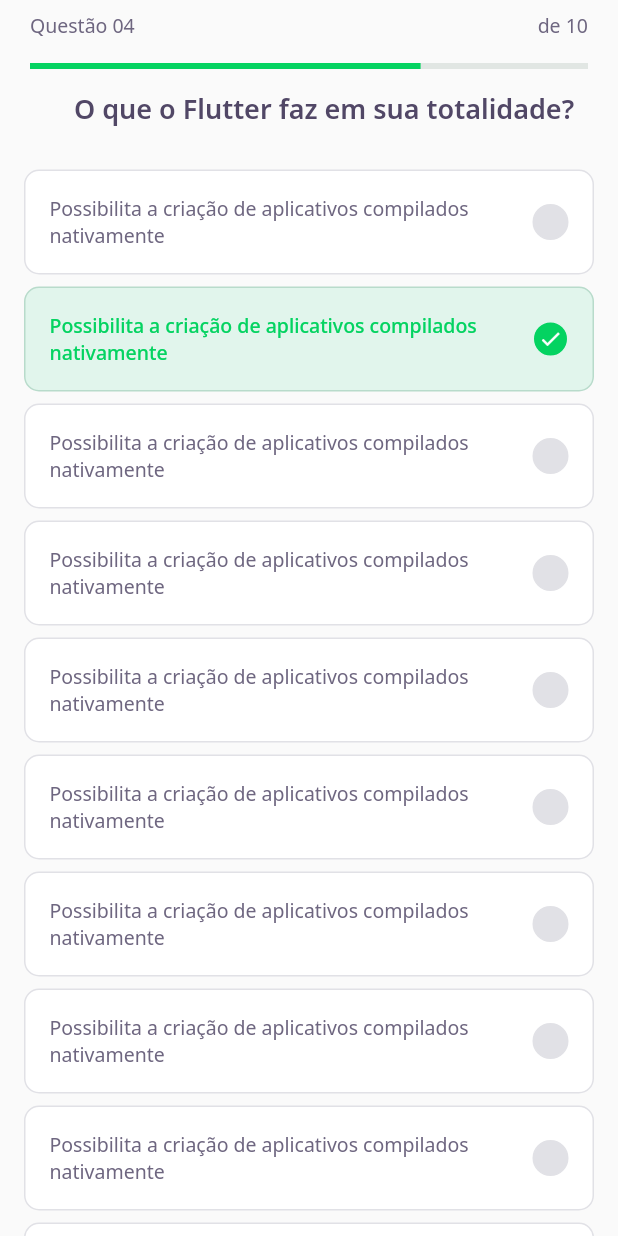
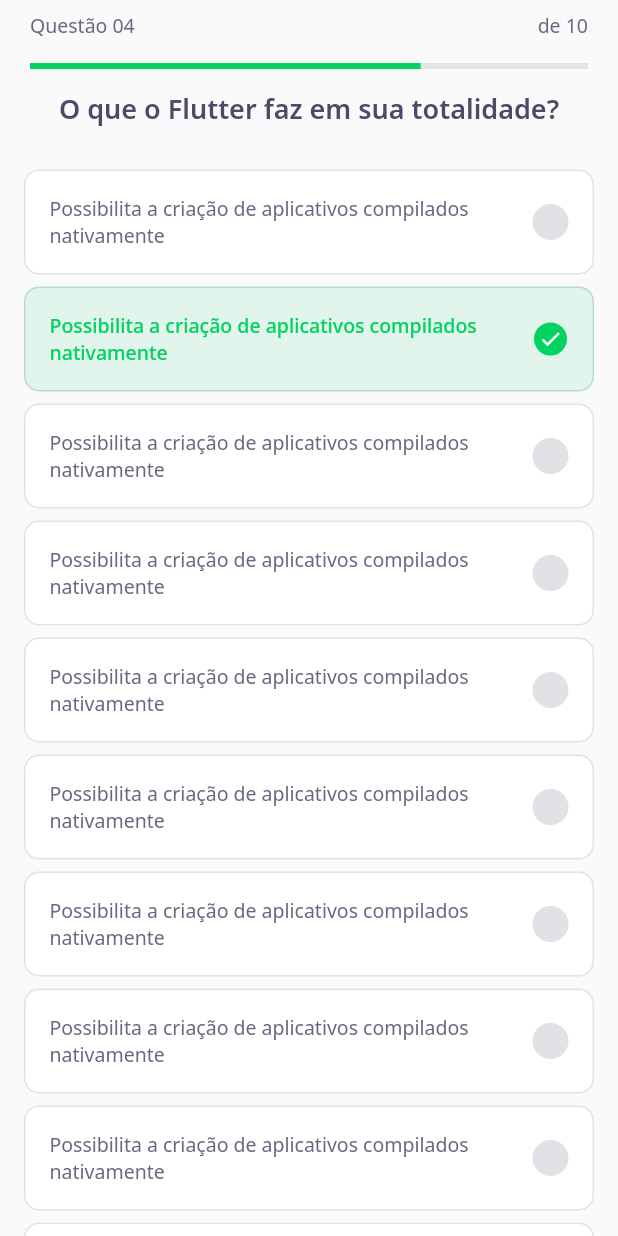
Before and after one commit to AdeilsonESilva/rocketseat-nlw-05, a Flutter app: the screen it shows after launch, on a phone screen of 412 x 824 dp. Run offline on Flutter 3.47's test engine with Material 2 defaults, Android fonts, the phone set to English and light mode, and no system bars; our stand-ins replace google_fonts.

Commit message:
acerto ios

```diff
--- a/flutter/lib/challenge/widgets/quiz/quiz_widget.dart
+++ b/flutter/lib/challenge/widgets/quiz/quiz_widget.dart
@@ -12,12 +12,9 @@ class QuizWidget extends StatelessWidget {
     return Container(
       child: Column(
         children: [
-          Padding(
-            padding: const EdgeInsets.only(left: 20),
-            child: Text(
-              title,
-              style: AppTextStyles.heading,
-            ),
+          Text(
+            title,
+            style: AppTextStyles.heading,
           ),
           SizedBox(height: 24),
           Expanded(
```
